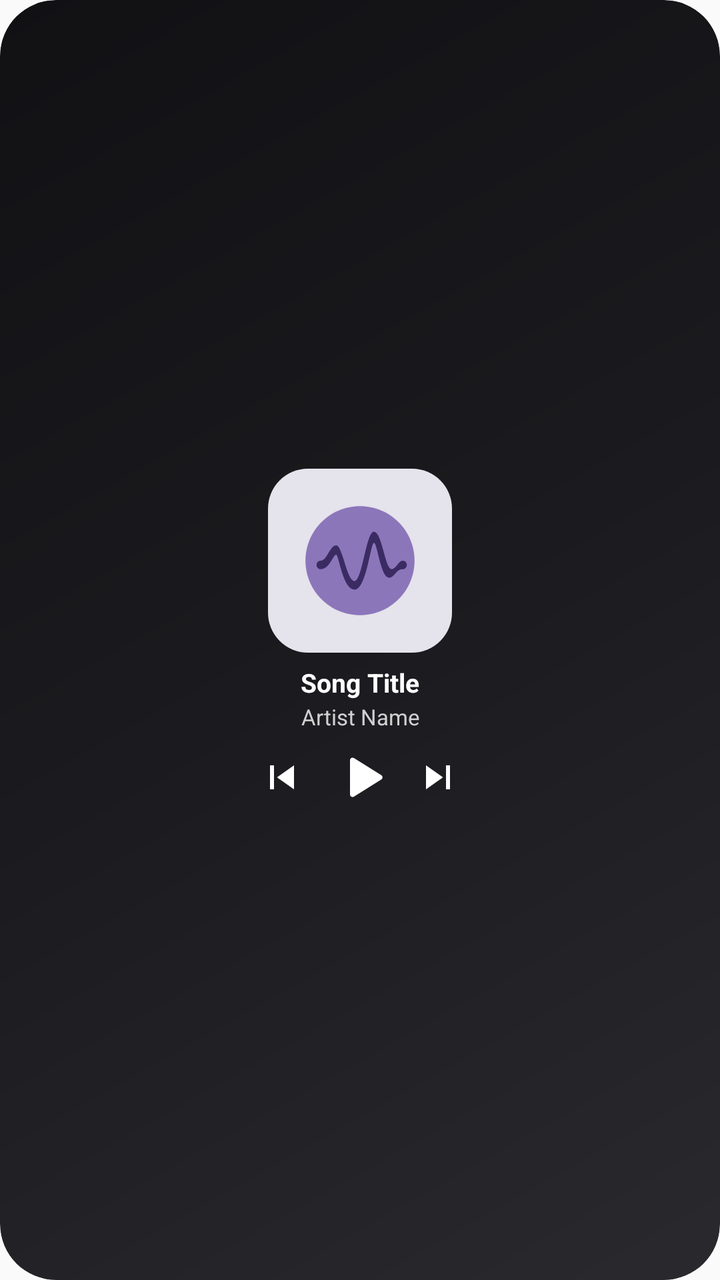
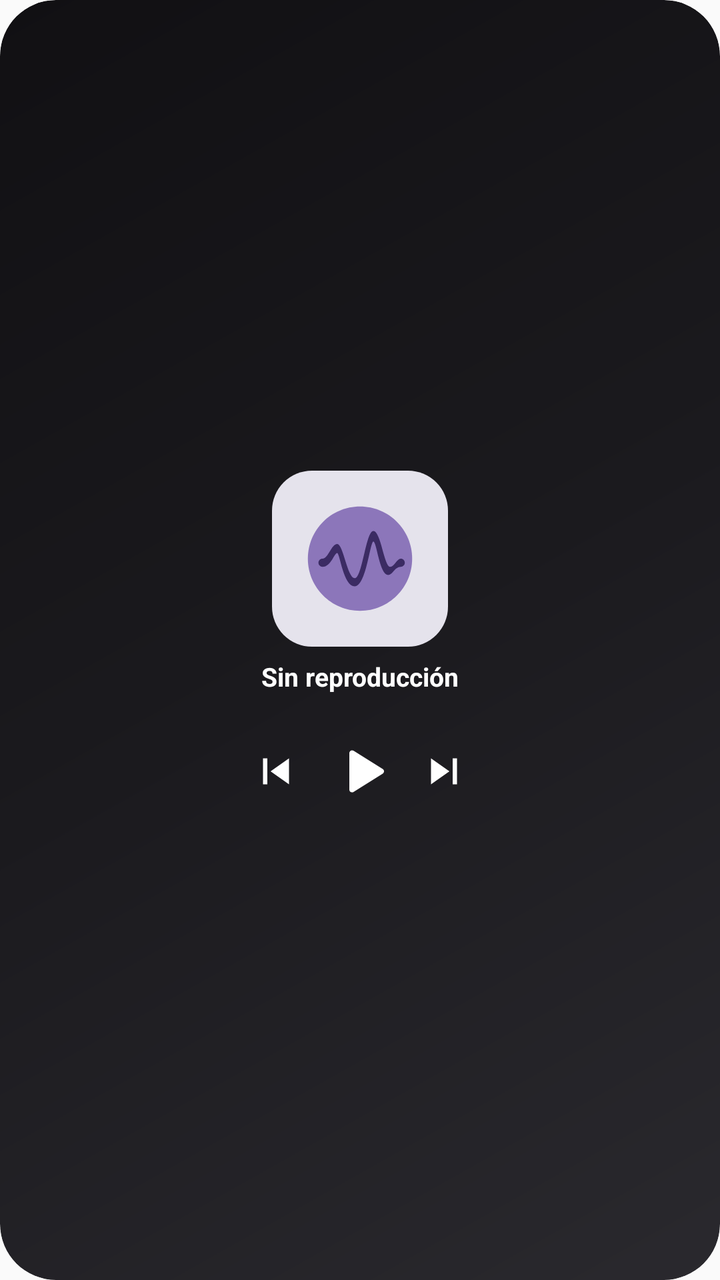

Two renders of the same Android screen: before a commit and after it. Below are the layout's source before the change and the commit's diff.
<!-- AndroidManifest.xml: application theme Theme.Lune -->
<!-- res/layout/lune_widget_layout_2x2.xml -->
<?xml version="1.0" encoding="utf-8"?>
<RelativeLayout xmlns:android="http://schemas.android.com/apk/res/android"
    android:id="@+id/widget_root"
    android:layout_width="match_parent"
    android:layout_height="match_parent"
    android:background="@drawable/widget_background"
    android:clipToOutline="true">

    <ImageView
        android:id="@+id/widget_blur_bg"
        android:layout_width="match_parent"
        android:layout_height="match_parent"
        android:scaleType="centerCrop"
        android:alpha="1.0" />

    <LinearLayout
        android:layout_width="match_parent"
        android:layout_height="match_parent"
        android:orientation="vertical"
        android:gravity="center"
        android:paddingStart="12dp"
        android:paddingEnd="12dp"
        android:paddingTop="12dp"
        android:paddingBottom="12dp">

        
        <RelativeLayout
            android:id="@+id/cover_container"
            android:layout_width="wrap_content"
            android:layout_height="wrap_content"
            android:layout_gravity="center_horizontal"
            android:background="@drawable/widget_cover_shape"
            android:clipToOutline="true">

            <ImageView
                android:id="@+id/widget_cover"
                android:layout_width="92dp"
                android:layout_height="92dp"
                android:adjustViewBounds="true"
                android:scaleType="centerCrop"
                android:src="@drawable/ic_lune_placeholder" />
        </RelativeLayout>

        
        <TextView
            android:id="@+id/widget_title"
            android:layout_width="match_parent"
            android:layout_height="wrap_content"
            android:layout_marginTop="6dp"
            android:text="Song Title"
            android:textColor="@android:color/white"
            android:textSize="13sp"
            android:textStyle="bold"
            android:maxLines="1"
            android:ellipsize="end"
            android:gravity="center_horizontal" />

        
        <TextView
            android:id="@+id/widget_artist"
            android:layout_width="match_parent"
            android:layout_height="wrap_content"
            android:layout_marginTop="1dp"
            android:layout_marginBottom="6dp"
            android:text="Artist Name"
            android:textColor="#D0D0D0"
            android:textSize="11sp"
            android:maxLines="1"
            android:ellipsize="end"
            android:gravity="center_horizontal" />

        
        <LinearLayout
            android:id="@+id/widget_controls_row"
            android:layout_width="wrap_content"
            android:layout_height="34dp"
            android:layout_gravity="center_horizontal"
            android:gravity="center"
            android:orientation="horizontal">

            <ImageButton
                android:id="@+id/widget_prev"
                android:layout_width="28dp"
                android:layout_height="28dp"
                android:background="?android:attr/selectableItemBackgroundBorderless"
                android:padding="2dp"
                android:scaleType="fitCenter"
                android:src="@drawable/ic_widget_prev"
                android:tint="@android:color/white"
                android:contentDescription="Previous" />

            <ImageButton
                android:id="@+id/widget_play_pause"
                android:layout_width="34dp"
                android:layout_height="34dp"
                android:layout_marginStart="8dp"
                android:layout_marginEnd="8dp"
                android:background="?android:attr/selectableItemBackgroundBorderless"
                android:padding="2dp"
                android:scaleType="fitCenter"
                android:src="@drawable/ic_widget_play"
                android:tint="@android:color/white"
                android:contentDescription="Play/Pause" />

            <ImageButton
                android:id="@+id/widget_next"
                android:layout_width="28dp"
                android:layout_height="28dp"
                android:background="?android:attr/selectableItemBackgroundBorderless"
                android:padding="2dp"
                android:scaleType="fitCenter"
                android:src="@drawable/ic_widget_next"
                android:tint="@android:color/white"
                android:contentDescription="Next" />
        </LinearLayout>

        
        <LinearLayout
            android:id="@+id/widget_output_pill"
            android:layout_width="0dp"
            android:layout_height="0dp"
            android:visibility="gone">
            <ImageView
                android:id="@+id/widget_output_icon"
                android:layout_width="0dp"
                android:layout_height="0dp" />
            <TextView
                android:id="@+id/widget_output_text"
                android:layout_width="0dp"
                android:layout_height="0dp" />
        </LinearLayout>

    </LinearLayout>

</RelativeLayout>
<!-- resources referenced by this layout -->
<resources>
  <!-- drawable ic_lune_placeholder (drawable) -->
  <?xml version="1.0" encoding="utf-8"?>
  <vector xmlns:android="http://schemas.android.com/apk/res/android"
      android:width="200dp"
      android:height="200dp"
      android:viewportWidth="108"
      android:viewportHeight="108">
  
      <path
          android:fillColor="@color/placeholder_background"
          android:pathData="M0,0h108v108h-108z" />
  
      <path
          android:fillColor="@color/placeholder_soft_tone"
          android:pathData="M54,22 C71.67,22 86,36.33 86,54 C86,71.67 71.67,86 54,86 C36.33,86 22,71.67 22,54 C22,36.33 36.33,22 54,22 Z" />
  
      <path
          android:fillColor="@color/placeholder_dark_tone"
          android:pathData="M31,54 C34.5,54 36.5,45 40,45 C43.8,45 46.2,66 50.8,66 C55.4,66 57.6,37 62.2,37 C66.8,37 68.8,59 72.5,59 C75.2,59 76.6,54 79,54 C80.4,54 81.5,55.1 81.5,56.5 C81.5,57.9 80.4,59 79,59 C75.2,59 74.2,64 71.2,64 C66,64 64.2,43.5 62.2,43.5 C60.2,43.5 57.8,71 50.8,71 C43.8,71 41.6,50.5 40,50.5 C38.2,50.5 36.2,59 31,59 C29.6,59 28.5,57.9 28.5,56.5 C28.5,55.1 29.6,54 31,54 Z" />
  </vector>
  <!-- drawable ic_widget_next (drawable) -->
  <vector xmlns:android="http://schemas.android.com/apk/res/android"
      android:width="26dp"
      android:height="26dp"
      android:viewportWidth="24"
      android:viewportHeight="24">
      <path
          android:fillColor="#FFFFFFFF"
          android:pathData="M6,18l8.5,-6L6,6v12zM16,6v12h2V6h-2z" />
  </vector>
  <!-- drawable ic_widget_play (drawable) -->
  <vector xmlns:android="http://schemas.android.com/apk/res/android"
      android:width="28dp"
      android:height="28dp"
      android:viewportWidth="24"
      android:viewportHeight="24">
      <path
          android:fillColor="#FFFFFFFF"
          android:pathData="M8,5.14v13.72c0,0.8 0.88,1.29 1.56,0.86l10.97,-6.86c0.64,-0.4 0.64,-1.32 0,-1.72L9.56,4.28C8.88,3.85 8,4.34 8,5.14z" />
  </vector>
  <!-- drawable ic_widget_prev (drawable) -->
  <vector xmlns:android="http://schemas.android.com/apk/res/android"
      android:width="26dp"
      android:height="26dp"
      android:viewportWidth="24"
      android:viewportHeight="24">
      <path
          android:fillColor="#FFFFFFFF"
          android:pathData="M6,6h2v12H6zm3.5,6l8.5,6V6z" />
  </vector>
  <!-- drawable widget_background (drawable) -->
  <?xml version="1.0" encoding="utf-8"?>
  <shape xmlns:android="http://schemas.android.com/apk/res/android"
      android:shape="rectangle">
      <gradient
          android:angle="135"
          android:startColor="#2A292E"
          android:centerColor="#1B1A1E"
          android:endColor="#111013"
          android:type="linear" />
      <corners android:radius="28dp" />
  </shape>
  <!-- drawable widget_cover_shape (drawable) -->
  <?xml version="1.0" encoding="utf-8"?>
  <shape xmlns:android="http://schemas.android.com/apk/res/android"
      android:shape="rectangle">
      <solid android:color="#00000000" />
      <corners android:radius="20dp" />
  </shape>
  <style name="Theme.Lune" parent="Theme.AppCompat.DayNight.NoActionBar" />
  <color name="placeholder_background">#FFE5E3EC</color>
  <color name="placeholder_soft_tone">#FF8C76BA</color>
  <color name="placeholder_dark_tone">#FF3B2B63</color>
</resources>

<!-- the commit's change to res/layout/lune_widget_layout_2x2.xml (unified diff, before → after) -->
@@ -11,6 +11,7 @@
         android:layout_width="match_parent"
         android:layout_height="match_parent"
         android:scaleType="centerCrop"
+        android:importantForAccessibility="no"
         android:alpha="1.0" />
 
     <LinearLayout
@@ -20,10 +21,9 @@
         android:gravity="center"
         android:paddingStart="12dp"
         android:paddingEnd="12dp"
-        android:paddingTop="12dp"
-        android:paddingBottom="12dp">
+        android:paddingTop="10dp"
+        android:paddingBottom="10dp">
 
-        
         <RelativeLayout
             android:id="@+id/cover_container"
             android:layout_width="wrap_content"
@@ -34,20 +34,20 @@
 
             <ImageView
                 android:id="@+id/widget_cover"
-                android:layout_width="92dp"
-                android:layout_height="92dp"
+                android:layout_width="88dp"
+                android:layout_height="88dp"
                 android:adjustViewBounds="true"
                 android:scaleType="centerCrop"
+                android:importantForAccessibility="no"
                 android:src="@drawable/ic_lune_placeholder" />
         </RelativeLayout>
 
-        
         <TextView
             android:id="@+id/widget_title"
             android:layout_width="match_parent"
             android:layout_height="wrap_content"
             android:layout_marginTop="6dp"
-            android:text="Song Title"
+            android:text="@string/no_song_playing"
             android:textColor="@android:color/white"
             android:textSize="13sp"
             android:textStyle="bold"
@@ -55,66 +55,60 @@
             android:ellipsize="end"
             android:gravity="center_horizontal" />
 
-        
         <TextView
             android:id="@+id/widget_artist"
             android:layout_width="match_parent"
             android:layout_height="wrap_content"
             android:layout_marginTop="1dp"
-            android:layout_marginBottom="6dp"
-            android:text="Artist Name"
-            android:textColor="#D0D0D0"
+            android:layout_marginBottom="4dp"
+            android:text=""
+            android:textColor="#D8D8DF"
             android:textSize="11sp"
             android:maxLines="1"
             android:ellipsize="end"
             android:gravity="center_horizontal" />
 
-        
         <LinearLayout
             android:id="@+id/widget_controls_row"
             android:layout_width="wrap_content"
-            android:layout_height="34dp"
+            android:layout_height="38dp"
             android:layout_gravity="center_horizontal"
             android:gravity="center"
             android:orientation="horizontal">
 
             <ImageButton
                 android:id="@+id/widget_prev"
-                android:layout_width="28dp"
-                android:layout_height="28dp"
+                android:layout_width="34dp"
+                android:layout_height="34dp"
                 android:background="?android:attr/selectableItemBackgroundBorderless"
-                android:padding="2dp"
+                android:padding="4dp"
                 android:scaleType="fitCenter"
                 android:src="@drawable/ic_widget_prev"
-                android:tint="@android:color/white"
                 android:contentDescription="Previous" />
 
             <ImageButton
                 android:id="@+id/widget_play_pause"
-                android:layout_width="34dp"
-                android:layout_height="34dp"
-                android:layout_marginStart="8dp"
-                android:layout_marginEnd="8dp"
+                android:layout_width="38dp"
+                android:layout_height="38dp"
+                android:layout_marginStart="6dp"
+                android:layout_marginEnd="6dp"
                 android:background="?android:attr/selectableItemBackgroundBorderless"
-                android:padding="2dp"
+                android:padding="3dp"
                 android:scaleType="fitCenter"
                 android:src="@drawable/ic_widget_play"
-                android:tint="@android:color/white"
                 android:contentDescription="Play/Pause" />
 
             <ImageButton
                 android:id="@+id/widget_next"
-                android:layout_width="28dp"
-                android:layout_height="28dp"
+                android:layout_width="34dp"
+                android:layout_height="34dp"
                 android:background="?android:attr/selectableItemBackgroundBorderless"
-                android:padding="2dp"
+                android:padding="4dp"
                 android:scaleType="fitCenter"
                 android:src="@drawable/ic_widget_next"
-                android:tint="@android:color/white"
                 android:contentDescription="Next" />
         </LinearLayout>
 
-        
         <LinearLayout
             android:id="@+id/widget_output_pill"
             android:layout_width="0dp"
@@ -123,7 +117,8 @@
             <ImageView
                 android:id="@+id/widget_output_icon"
                 android:layout_width="0dp"
-                android:layout_height="0dp" />
+                android:layout_height="0dp"
+                android:importantForAccessibility="no" />
             <TextView
                 android:id="@+id/widget_output_text"
                 android:layout_width="0dp"
<!-- resource entries referenced after the edit -->
@@ -69,6 +69,7 @@
       <solid android:color="#00000000" />
       <corners android:radius="20dp" />
   </shape>
+  <string name="no_song_playing">Sin reproducción</string>
   <style name="Theme.Lune" parent="Theme.AppCompat.DayNight.NoActionBar" />
   <color name="placeholder_background">#FFE5E3EC</color>
   <color name="placeholder_soft_tone">#FF8C76BA</color>
